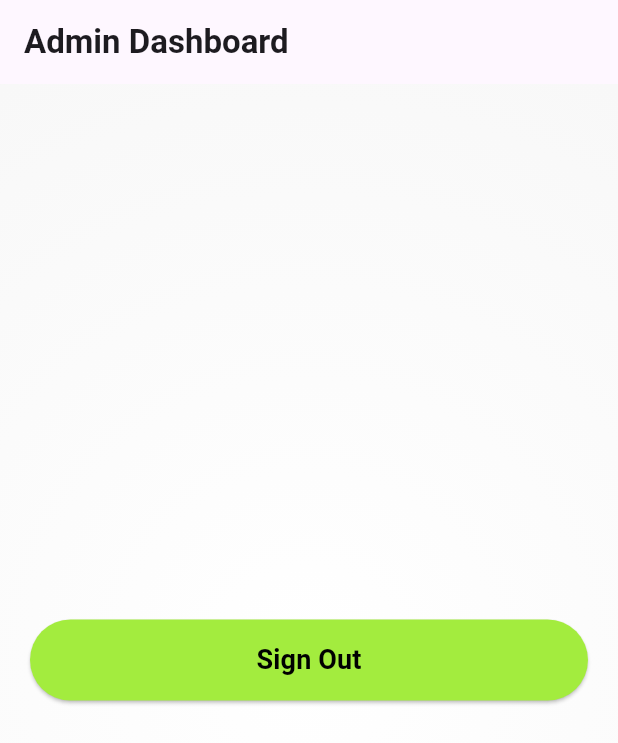
After one commit to MAD-KU/fitness-bingo-app, a Flutter app: the AdminDashboardScreen screen opened directly, on a phone screen of 412 x 824 dp. The commit adds this screen. Shown: the top 743 px of the screen. Run offline on Flutter 3.47's test engine with Material 3 defaults, Android fonts, the phone set to English and light mode, and no system bars; our stand-ins replace cloud_firestore, firebase_auth, firebase_core; accounts and stored records are empty.

Commit message:
admin and user dashboard initial ui

```diff
--- /dev/null
+++ b/lib/screens/admin/AdminDashboardScreen.dart
@@ -0,0 +1,63 @@
+import 'package:application/screens/signin_screen.dart';
+import 'package:flutter/material.dart';
+
+import '../../services/auth_service.dart';
+
+class AdminDashboardScreen extends StatefulWidget {
+  const AdminDashboardScreen({Key? key}) : super(key: key);
+
+  @override
+  State<AdminDashboardScreen> createState() => _AdminDashboardScreenState();
+}
+
+class _AdminDashboardScreenState extends State<AdminDashboardScreen> {
+  final AuthService _authService = AuthService();
+
+  @override
+  Widget build(BuildContext context) {
+    return Scaffold(
+      appBar: AppBar(
+        title: const Text(
+          'Admin Dashboard',
+          style: TextStyle(
+            fontWeight: FontWeight.bold,
+          ),
+        ),
+        // backgroundColor: Theme.of(context).primaryColor,
+      ),
+      body: Container(
+        decoration: BoxDecoration(
+          gradient: RadialGradient(
+            colors: [
+              Theme.of(context).scaffoldBackgroundColor,
+              Theme.of(context).cardColor,
+            ],
+            center: const Alignment(0.0, 0.0),
+            radius: 1.5,
+          ),
+        ),
+        padding: const EdgeInsets.all(20.0),
+        child: Center(
+          child: SizedBox(
+            width: double.infinity,
+            child: ElevatedButton(
+              onPressed: () {
+                _authService.signOut();
+                Navigator.pushReplacement(context,
+                    MaterialPageRoute(builder: (contex) => SigninScreen()));
+              },
+              style: Theme.of(context).elevatedButtonTheme.style,
+              child: const Text(
+                'Sign Out',
+                style: TextStyle(
+                  fontSize: 18,
+                  fontWeight: FontWeight.bold,
+                ),
+              ),
+            ),
+          ),
+        ),
+      ),
+    );
+  }
+}
```
Also changed, not shown: lib/screens/signin_screen.dart (+17 -3 lines), lib/screens/signup_screen.dart (+16 -4 lines), lib/screens/user/UserDashboardScreen.dart (added, +63 -0 lines).
